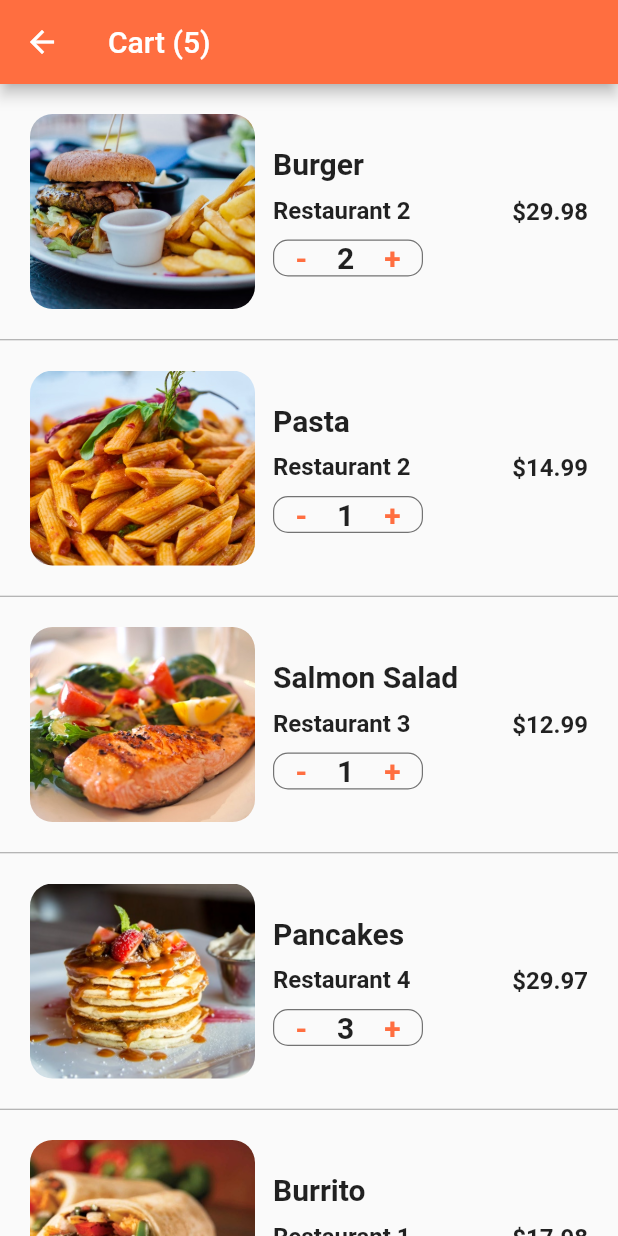
After one commit to nikdesigns/delivery_flutter_app, a Flutter app: the screen it shows after launch, after a tap on an icon or button, on a phone screen of 412 x 824 dp. The commit adds this screen. Run offline on Flutter 3.47's test engine with Material 2 defaults, Android fonts, the phone set to English and light mode, and no system bars.

Commit message:
third commit

```diff
--- /dev/null
+++ b/lib/screens/cart_screen.dart
@@ -0,0 +1,147 @@
+import 'package:flutter/material.dart';
+import 'package:flutter_food_delivery_ui/data/data.dart';
+import 'package:flutter_food_delivery_ui/models/order.dart';
+
+class CartScreen extends StatefulWidget {
+  const CartScreen({Key? key}) : super(key: key);
+
+  @override
+  _CartScreenState createState() => _CartScreenState();
+}
+
+class _CartScreenState extends State<CartScreen> {
+  _buildCartItem(Order order) {
+    return Container(
+      padding: EdgeInsets.all(20.0),
+      height: 170.0,
+      child: Row(
+        children: [
+          Expanded(
+            child: Row(
+              children: [
+                Container(
+                  width: 150.0,
+                  decoration: BoxDecoration(
+                    image: DecorationImage(
+                      image: AssetImage(order.food.imageUrl),
+                      fit: BoxFit.cover,
+                    ),
+                    borderRadius: BorderRadius.circular(15.0),
+                  ),
+                ),
+                Expanded(
+                  child: Container(
+                    margin: EdgeInsets.all(12.0),
+                    child: Column(
+                      mainAxisAlignment: MainAxisAlignment.center,
+                      crossAxisAlignment: CrossAxisAlignment.start,
+                      children: [
+                        Text(
+                          order.food.name,
+                          overflow: TextOverflow.ellipsis,
+                          style: TextStyle(
+                              fontSize: 20.0, fontWeight: FontWeight.bold),
+                        ),
+                        SizedBox(
+                          height: 10.0,
+                        ),
+                        Text(
+                          order.restaurant.name,
+                          overflow: TextOverflow.ellipsis,
+                          style: TextStyle(
+                            fontSize: 16.0,
+                            fontWeight: FontWeight.w600,
+                          ),
+                        ),
+                        SizedBox(
+                          height: 10.0,
+                        ),
+                        Container(
+                          width: 100.0,
+                          decoration: BoxDecoration(
+                            borderRadius: BorderRadius.circular(10.0),
+                            border: Border.all(
+                              width: 0.8,
+                              color: Colors.black54,
+                            ),
+                          ),
+                          child: Row(
+                            mainAxisAlignment: MainAxisAlignment.center,
+                            children: [
+                              GestureDetector(
+                                onTap: () {},
+                                child: Text(
+                                  '-',
+                                  style: TextStyle(
+                                    color: Theme.of(context).primaryColor,
+                                    fontSize: 20.0,
+                                    fontWeight: FontWeight.w600,
+                                  ),
+                                ),
+                              ),
+                              SizedBox(
+                                width: 20.0,
+                              ),
+                              Text(
+                                order.quantity.toString(),
+                                style: TextStyle(
+                                  fontSize: 20.0,
+                                  fontWeight: FontWeight.w600,
+                                ),
+                              ),
+                              SizedBox(
+                                width: 20.0,
+                              ),
+                              GestureDetector(
+                                onTap: () {},
+                                child: Text(
+                                  '+',
+                                  style: TextStyle(
+                                    color: Theme.of(context).primaryColor,
+                                    fontSize: 20.0,
+                                    fontWeight: FontWeight.w600,
+                                  ),
+                                ),
+                              ),
+                            ],
+                          ),
+                        ),
+                      ],
+                    ),
+                  ),
+                ),
+              ],
+            ),
+          ),
+          Text(
+            '\$${order.quantity * order.food.price}',
+            style: TextStyle(fontSize: 16.0, fontWeight: FontWeight.w600),
+          ),
+        ],
+      ),
+    );
+  }
+
+  @override
+  Widget build(BuildContext context) {
+    return Scaffold(
+      appBar: AppBar(
+        title: Text(
+          'Cart (${currentUser.cart.length})',
+        ),
+      ),
+      body: ListView.separated(
+          itemBuilder: (context, index) {
+            Order order = currentUser.cart[index];
+            return _buildCartItem(order);
+          },
+          separatorBuilder: (context, index) {
+            return Divider(
+              height: 1.0,
+              color: Colors.grey,
+            );
+          },
+          itemCount: currentUser.cart.length),
+    );
+  }
+}
--- a/lib/screens/home_screen.dart
+++ b/lib/screens/home_screen.dart
@@ -1,6 +1,7 @@
 import 'package:flutter/material.dart';
 import 'package:flutter_food_delivery_ui/data/data.dart';
 import 'package:flutter_food_delivery_ui/models/restaurant.dart';
+import 'package:flutter_food_delivery_ui/screens/cart_screen.dart';
 import 'package:flutter_food_delivery_ui/screens/restaurant_screen.dart';
 import 'package:flutter_food_delivery_ui/widgets/rating_stars.dart';
 import 'package:flutter_food_delivery_ui/widgets/recent_orders.dart';
@@ -103,7 +104,12 @@ class _HomeScreenState extends State<HomeScreen> {
               'Cart (${currentUser.cart.length})',
               style: TextStyle(color: Colors.white, fontSize: 20.0),
             ),
-            onPressed: () {},
+            onPressed: () => Navigator.push(
+              context,
+              MaterialPageRoute(
+                builder: (_) => CartScreen(),
+              ),
+            ),
           ),
         ],
       ),
```
